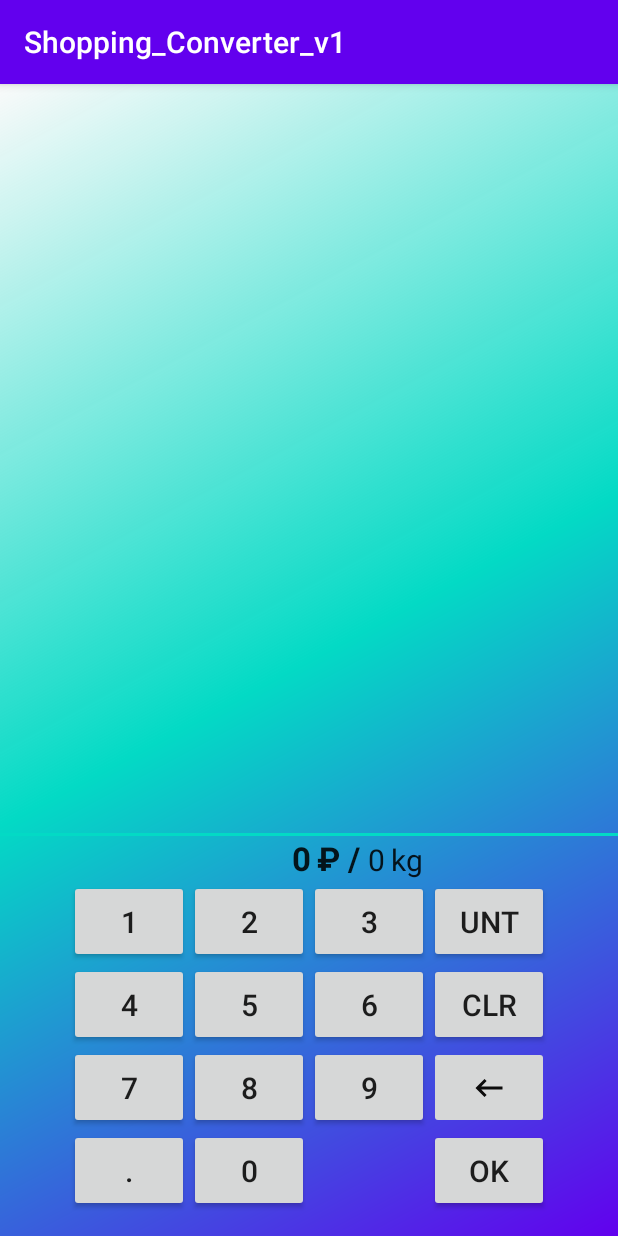
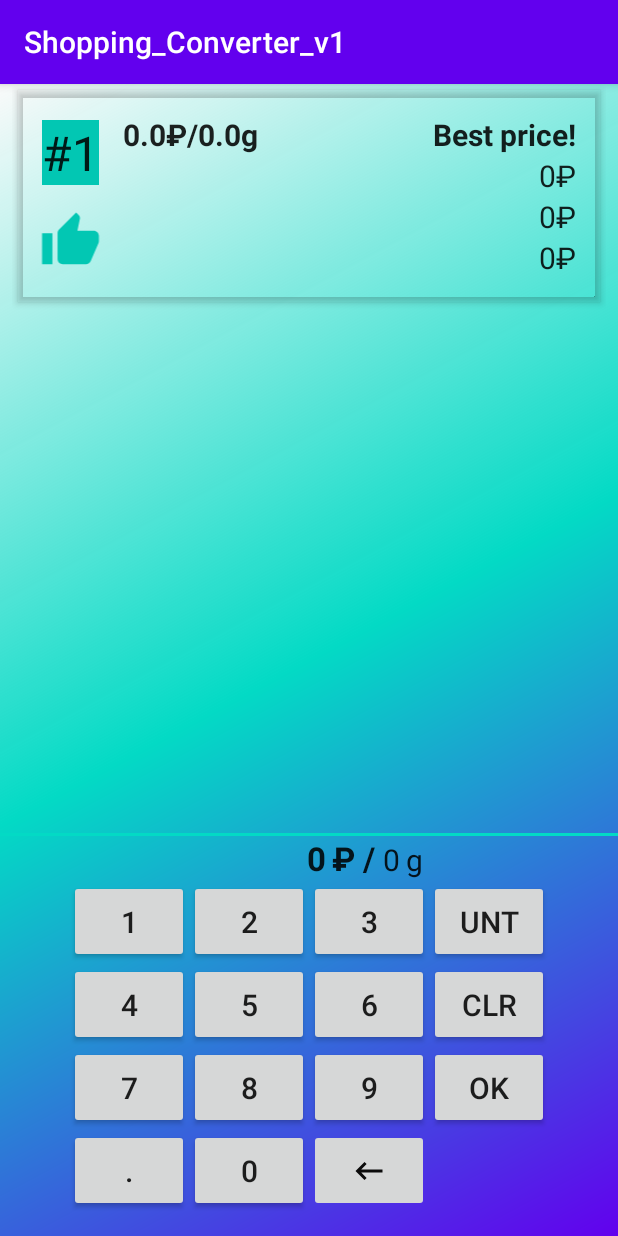
Before and after one commit to quant323/shopping_helper, an Android app: the screen it shows after launch (MainActivity), after a tap on an icon or button, on a phone screen of 412 x 824 dp. Run offline under Robolectric (Android 15) with nearby library versions, the phone set to English and light mode, and no system bars; 3 other taps on this screen came first.

Commit message:
Code review 2

```diff
--- a/app/src/main/res/layout/activity_main.xml
+++ b/app/src/main/res/layout/activity_main.xml
@@ -107,10 +107,11 @@
                 style="@style/button_style"
                 android:text="9" />
 
-            <ImageButton
-                android:id="@+id/btn_del"
+            <Button
+                android:id="@+id/btn_ok"
                 style="@style/button_style"
-                app:srcCompat="@drawable/ic_backspace" />
+                android:text="OK" />
+
         </TableRow>
 
         <TableRow
@@ -127,16 +128,10 @@
                 style="@style/button_style"
                 android:text="0" />
 
-            <View
-                android:id="@+id/view"
-                android:layout_width="match_parent"
-                android:layout_height="match_parent" />
-
-
-            <Button
-                android:id="@+id/btn_ok"
+            <ImageButton
+                android:id="@+id/btn_del"
                 style="@style/button_style"
-                android:text="OK" />
+                app:srcCompat="@drawable/ic_backspace" />
 
         </TableRow>
 
```
Also changed, not shown: app/src/main/java/com/stanislav_xyz/shopping_converter_v1/MainActivity.kt (+11 -4 lines), app/src/main/java/com/stanislav_xyz/shopping_converter_v1/MainViewModel.kt (+23 -28 lines).
